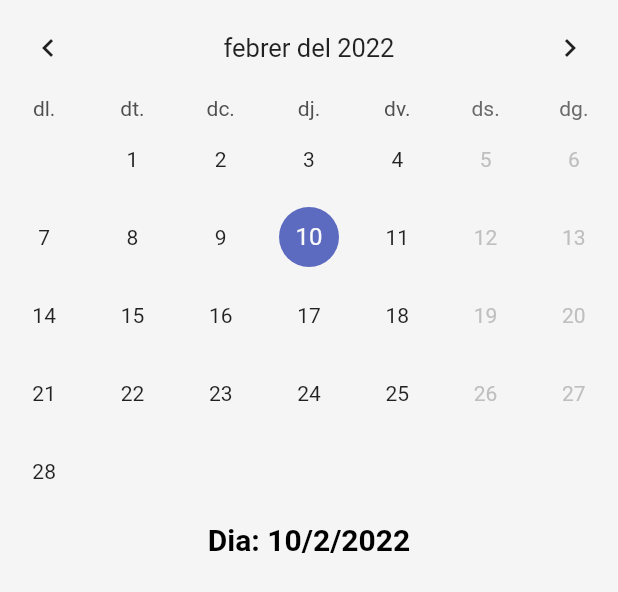
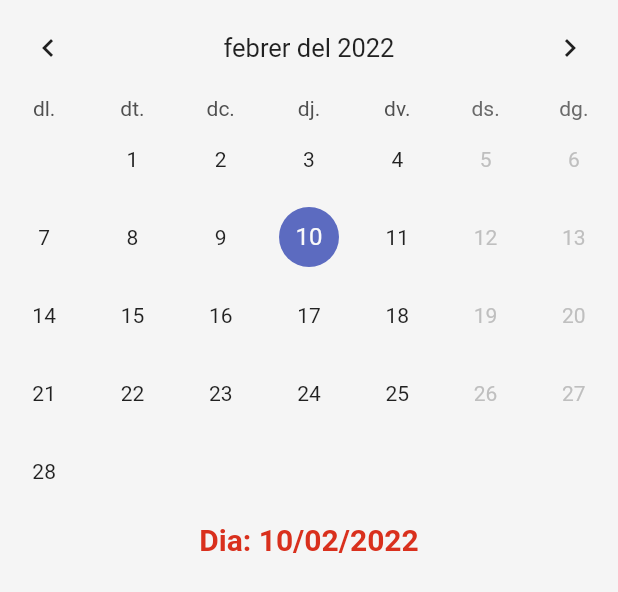
Before and after one commit to utrescu/cendrassosapp, a Flutter app: the CalendariNotificacions widget shown alone on an empty page, opened directly with empty values, on a phone screen of 412 x 824 dp. Shown: the top 592 px of the screen. Run offline on Flutter 3.47's test engine with Material 2 defaults, Android fonts, the phone set to English and light mode, and no system bars; drawn by our look-alikes of table_calendar; our stand-ins replace flutter_secure_storage; accounts and stored records are empty; network calls fail.

Commit message:
Problema amb selectedday i treure mides de font

```diff
--- a/lib/cendrassos_theme.dart
+++ b/lib/cendrassos_theme.dart
@@ -1,4 +1,6 @@
 import 'package:flutter/material.dart';
+
+// Colors
 
 var primaryColor = const Color.fromRGBO(217, 48, 29, 1);
 var primaryColorDark = const Color.fromARGB(255, 105, 18, 8);
@@ -50,3 +52,13 @@ ColorScheme colorScheme = ColorScheme.fromSwatch(
 );
 
 var cendrassosTheme = ThemeData.from(colorScheme: colorScheme);
+
+// Mida dels textos
+
+var buttonFontSize = 15.0;
+var defaultFontSize = 14.0;
+var titleFontSize = 20.0;
+
+// Mes inici de curs
+var startMonth = 9;
+var endMonth = 6;
--- a/lib/screens/CalendariNotificacions.dart
+++ b/lib/screens/CalendariNotificacions.dart
@@ -1,10 +1,12 @@
+import 'package:cendrassos/cendrassos_theme.dart';
 import 'package:cendrassos/models/notificacio.dart';
 import 'package:flutter/material.dart';
 import 'package:table_calendar/table_calendar.dart';
+import 'package:intl/intl.dart';
 
 class CalendariNotificacions extends StatelessWidget {
   final List<Notificacio> notificacions;
-  final DateTime selectedDay;
+  final DateTime? selectedDay;
   final DateTime focusedDay;
 
   final MonthChangeCallBack onMonthChange;
@@ -23,16 +25,16 @@ class CalendariNotificacions extends StatelessWidget {
 
   DateTime getFirstCourseDay() {
     int mes = DateTime.now().month;
-    if (mes > 9) {
-      return DateTime.utc(DateTime.now().year, 9, 1);
-    } else {
-      return DateTime.utc(DateTime.now().year - 1, 9, 1);
+    var year = DateTime.now().year;
+    if (mes < startMonth) {
+      year = year - 1;
     }
+    return DateTime.utc(year, startMonth, 1);
   }
 
   DateTime getLastCourseDay() {
     var dia = getFirstCourseDay();
-    return DateTime.utc(dia.year + 1, 7, 31);
+    return DateTime.utc(dia.year + 1, endMonth, 31);
   }
 
   List<Notificacio> _getEventsForDay(DateTime day) {
@@ -43,9 +45,18 @@ class CalendariNotificacions extends StatelessWidget {
     onSelectDay(selected, focused);
   }
 
+  String _getSelectedDay() {
+    if (selectedDay != null) {
+      return "Dia: " + DateFormat('dd/MM/yyyy').format(selectedDay!);
+    }
+    return "";
+  }
+
   @override
   Widget build(BuildContext context) {
-    _selectedEvents.value = _getEventsForDay(selectedDay);
+    if (selectedDay != null) {
+      _selectedEvents.value = _getEventsForDay(selectedDay!);
+    }
 
     return Column(children: [
       TableCalendar<Notificacio>(
@@ -90,11 +101,11 @@ class CalendariNotificacions extends StatelessWidget {
       const SizedBox(height: 8.0),
       Center(
         child: Text(
-          'Dia: ${selectedDay.day}/${selectedDay.month}/${selectedDay.year}',
+          '${_getSelectedDay()}',
           style: TextStyle(
-            fontSize: 20.0,
-            color: Colors.black,
-            decorationColor: Colors.black,
+            fontSize: titleFontSize,
+            color: primaryColor,
+            decorationColor: primaryColorDark,
             fontWeight: FontWeight.bold,
           ),
           maxLines: 4,
@@ -107,6 +118,7 @@ class CalendariNotificacions extends StatelessWidget {
             valueListenable: _selectedEvents,
             builder: (context, value, _) {
               return ListView.builder(
+                padding: EdgeInsets.all(8),
                 itemCount: value.length,
                 itemBuilder: (context, index) {
                   return Container(
```
Also changed, not shown: lib/screens/dashboard.dart (+6 -7 lines), lib/screens/login_page.dart (+19 -4 lines).
